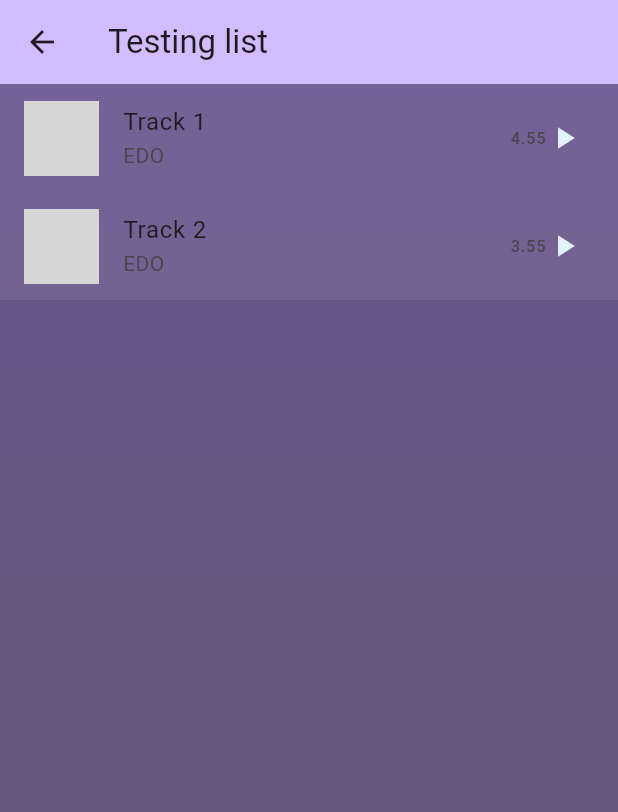
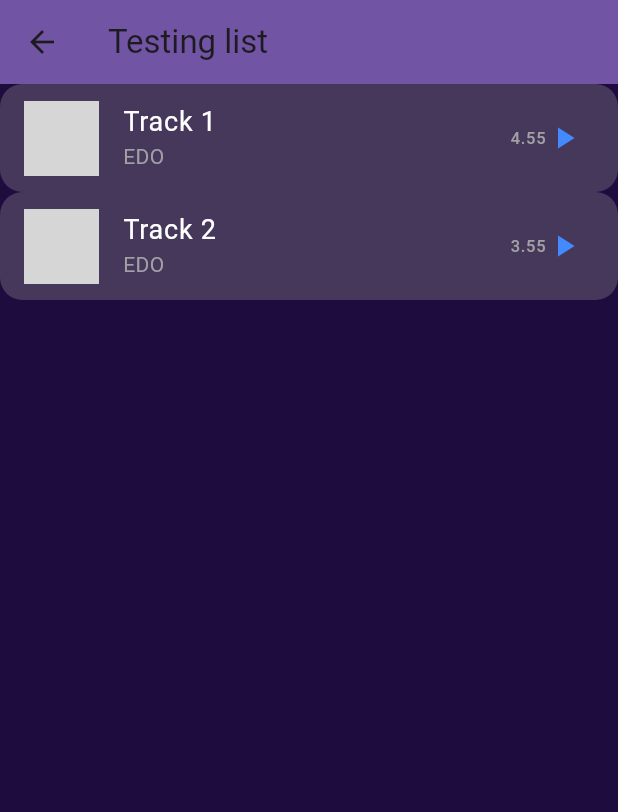
Before and after one commit to AlejandroNovellino/My_SD_Project, a Flutter app: the TrackList screen opened by its route, on a phone screen of 412 x 824 dp. Shown: the top 812 px of the screen. Run offline on Flutter 3.47's test engine with Material 2 defaults, Android fonts, the phone set to English and light mode, and no system bars; our stand-ins replace just_audio; network calls fail; grey boxes are pictures that could not be loaded.

Commit message:
add widgets

```diff
--- a/lib/screens/track_list.dart
+++ b/lib/screens/track_list.dart
@@ -1,6 +1,8 @@
 import 'package:flutter/material.dart';
 import 'package:my_sd_project/models/track.dart';
+import 'package:my_sd_project/widgets/track_list_element.dart';
 import 'package:my_sd_project/widgets/track_list_element_2.dart';
+import 'package:my_sd_project/widgets/track_list_element_3.dart';
 
 class TrackList extends StatefulWidget {
   const TrackList({super.key});
@@ -31,15 +33,15 @@ class _TrackList extends State<TrackList> {
   Widget build(BuildContext context) {
     return Scaffold(
       appBar: AppBar(
-        backgroundColor: Theme.of(context).colorScheme.inversePrimary,
+        backgroundColor: Color.fromARGB(255, 114, 84, 165),
         title: const Text("Testing list"),
       ),
       body: Container(
-        decoration: BoxDecoration(
+        decoration: const BoxDecoration(
           gradient: LinearGradient(
             colors: [
-              Theme.of(context).colorScheme.primary,
-              Theme.of(context).colorScheme.secondary,
+              Color.fromARGB(255, 31, 12, 63),
+              Color.fromARGB(255, 31, 12, 63),
             ],
             begin: Alignment.topCenter,
             end: Alignment.bottomCenter,
@@ -52,12 +54,11 @@ class _TrackList extends State<TrackList> {
             children: <Widget>[
               for (var track in tracks) TrackListElement2(track)
             ],
-          ),
-          /*ListView(
-              children: <Widget>[
-                for (var track in tracks) TrackListElement2(track)
-              ],
-            ),*/
+          ), /*
+              ListView(
+            children: <Widget>[
+              for (var track in tracks) TrackListElement(track)
+            ],*/
         ),
       ),
     );
--- a/lib/services/music_player.dart
+++ b/lib/services/music_player.dart
@@ -1,11 +1,11 @@
 import 'package:just_audio/just_audio.dart';
 
 class MusicPlayer {
-  AudioPlayer musicPlayer = AudioPlayer();
+  static AudioPlayer musicPlayer = AudioPlayer();
 
   MusicPlayer();
 
-  AudioPlayer getMusicPlayer() {
+  static AudioPlayer getMusicPlayer() {
     return musicPlayer;
   }
 }
--- a/lib/widgets/track_list_element_2.dart
+++ b/lib/widgets/track_list_element_2.dart
@@ -9,7 +9,8 @@ class TrackListElement2 extends StatelessWidget {
   @override
   Widget build(BuildContext context) {
     return Material(
-      color: const Color.fromARGB(20, 255, 255, 255),
+      color: const Color.fromARGB(80, 151, 151, 151),
+      shape: RoundedRectangleBorder(borderRadius: BorderRadius.circular(15)),
       child: ListTile(
         //visualDensity: VisualDensity.compact,
         leading: ClipRRect(
@@ -20,16 +21,32 @@ class TrackListElement2 extends StatelessWidget {
             height: 50,
           ),
         ),
-        title: Text(trackToDisplay.name),
-        subtitle: Text(trackToDisplay.compositor),
+        title: Text(
+          trackToDisplay.name,
+          style: TextStyle(
+            color: Colors.white,
+            fontSize: 18,
+          ),
+        ),
+        subtitle: Text(
+          trackToDisplay.compositor,
+          style: TextStyle(
+            color: Color.fromARGB(213, 180, 180, 180),
+          ),
+        ),
         trailing: Row(
           mainAxisSize: MainAxisSize.min,
           mainAxisAlignment: MainAxisAlignment.start,
           children: <Widget>[
-            Text('${trackToDisplay.duration}'),
+            Text(
+              '${trackToDisplay.duration}',
+              style: TextStyle(
+                color: Color.fromARGB(213, 180, 180, 180),
+              ),
+            ),
             Icon(
               Icons.play_arrow,
-              color: Theme.of(context).secondaryHeaderColor,
+              color: Colors.blueAccent,
             ),
           ],
         ),
```
Also changed, not shown: lib/widgets/music_player.dart (+69 -0 lines), lib/widgets/track_list_element.dart (+18 -6 lines), lib/widgets/track_list_element_3.dart (added, +77 -0 lines), 1 other file.
